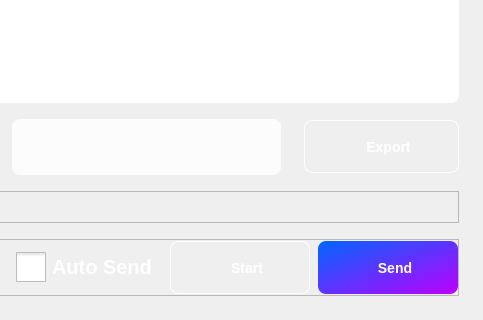
Qt form ui/WSpeechGenerationUi.ui (yechaoGitHub/AI) before a commit; both pictures show x 595 to 1078 and y 98 to 418 of the 1078 by 418 pixel window.
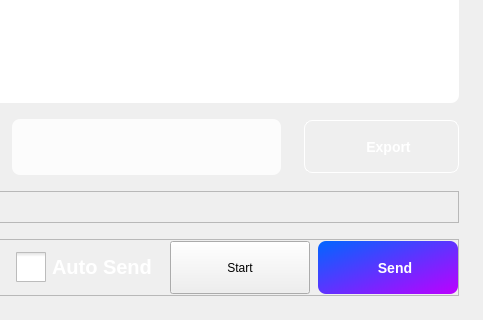
The same form after that commit. Icons and pictures are not drawn. Custom widgets are drawn as their Qt base class.

The edit to the form file:
```diff
--- a/ui/WSpeechGenerationUi.ui
+++ b/ui/WSpeechGenerationUi.ui
@@ -1018,19 +1018,40 @@
          <cursorShape>PointingHandCursor</cursorShape>
         </property>
         <property name="styleSheet">
-         <string notr="true">background-origin: content;
-background-image: url(:/QtTest/icon/Speech/pause.png);
+         <string notr="true">QPushButton[play=true]
+{
+background-origin:content;
+background-image:url(:/QtTest/icon/stop.png);
 background-position:left;
-background-repeat: no-repeat;
+background-repeat:no-repeat;
 padding-left:39px;
 padding-right:25px;
 text-align:center;
 font-size:14px;
-font-weight: 700;
+font-weight:700;
 color:#FFFFFF;
 border:1px solid;
 border-radius:8px;
-border-color:#FFFFFF;</string>
+border-color:#FFFFFF;
+}
+
+QPushButton[play=false]
+{
+background-origin:content;
+background-image:url(:/QtTest/icon/Speech/pause.png);
+background-position:left;
+background-repeat:no-repeat;
+padding-left:39px;
+padding-right:25px;
+text-align:center;
+font-size:14px;
+font-weight:700;
+color:#FFFFFF;
+border:1px solid;
+border-radius:8px;
+border-color:#FFFFFF;
+}
+</string>
         </property>
         <property name="text">
          <string>Start</string>
```
